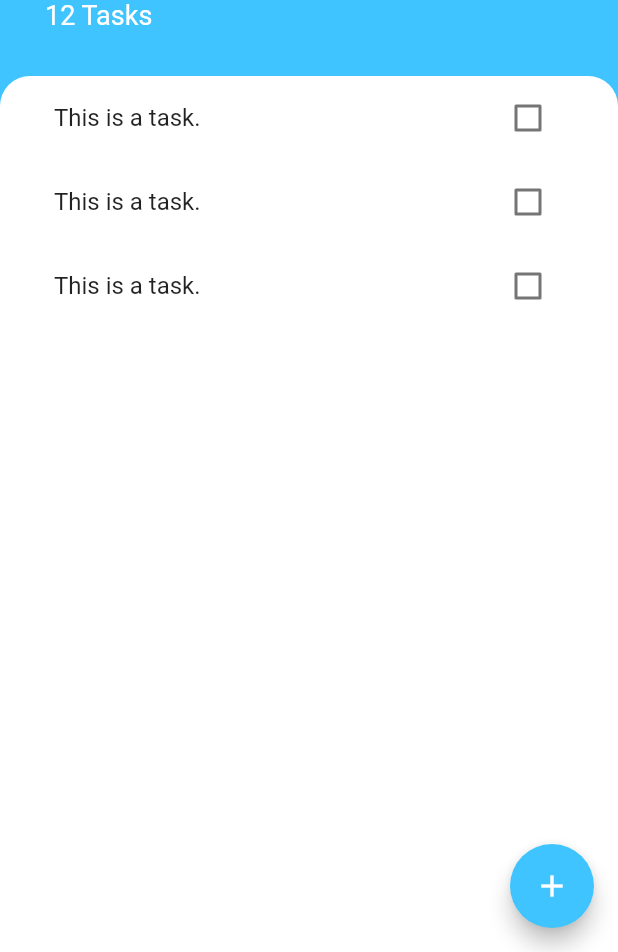
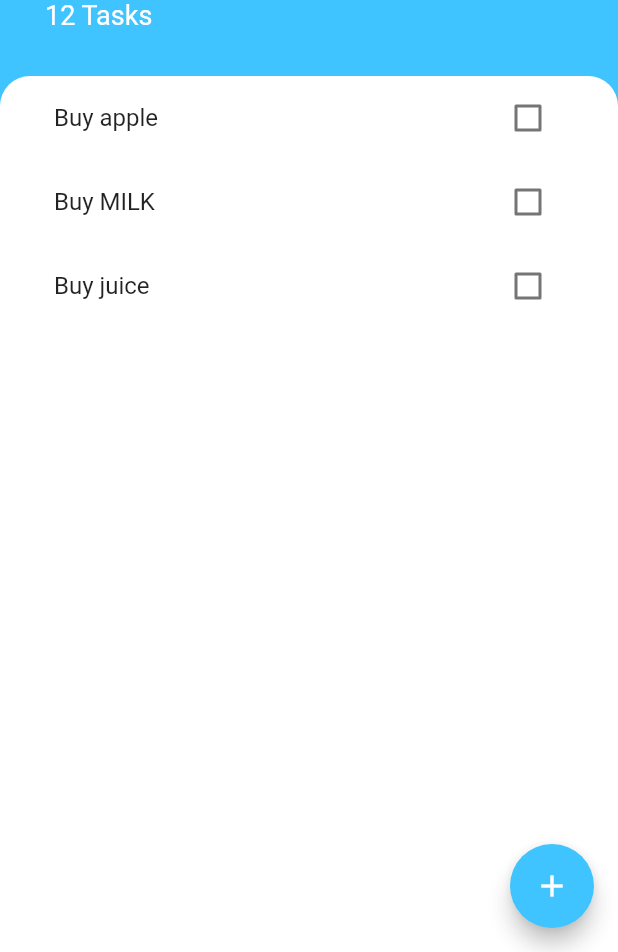
Before and after one commit to thevasugoel/todoey, a Flutter app: the screen it shows after launch, on a phone screen of 412 x 824 dp, the part 284-1236 px from its top. Run offline on Flutter 3.47's test engine with Material 2 defaults, Android fonts, the phone set to English and light mode, and no system bars.

Commit message:
Created Dynamic List and ListView builder and add the functionality using State callback

```diff
--- /dev/null
+++ b/lib/models/tasks.dart
@@ -0,0 +1,10 @@
+class Task {
+  final String title;
+  bool isDone;
+
+  Task({this.isDone = false, this.title});
+
+  void toggleDone() {
+    isDone = !isDone;
+  }
+}
--- a/lib/widgets/task_tile.dart
+++ b/lib/widgets/task_tile.dart
@@ -1,43 +1,32 @@
 import 'package:flutter/material.dart';
 
-class TaskTile extends StatefulWidget {
-  @override
-  _TaskTileState createState() => _TaskTileState();
-}
+class TaskTile extends StatelessWidget {
+  final bool checkboxState;
+  final String name;
+  final Function checkboxCallback;
+  final Function checkboxCallback2;
 
-class _TaskTileState extends State<TaskTile> {
-  bool checkboxState = false;
-
-  void checkboxCallback(newValue) {
-    setState(() {
-      checkboxState = newValue;
-    });
-  }
+  TaskTile(
+      {this.checkboxState,
+      this.name,
+      this.checkboxCallback,
+      this.checkboxCallback2});
 
   @override
   Widget build(BuildContext context) {
     return ListTile(
-      title: Text(
-        'This is a task.',
-        style: TextStyle(
-            decoration: checkboxState ? TextDecoration.lineThrough : null),
+      title: GestureDetector(
+        onTap: checkboxCallback2,
+        child: Text(
+          name,
+          style: TextStyle(
+              decoration: checkboxState ? TextDecoration.lineThrough : null),
+        ),
       ),
-      trailing: TaskCheckbox(checkboxState, checkboxCallback),
+      trailing: Checkbox(
+        value: checkboxState,
+        onChanged: checkboxCallback,
+      ),
     );
   }
 }
-
-class TaskCheckbox extends StatelessWidget {
-  final bool isChecked;
-  final Function toggleCheckboxCallback;
-
-  TaskCheckbox(this.isChecked, this.toggleCheckboxCallback);
-
-  @override
-  Widget build(BuildContext context) {
-    return Checkbox(
-      value: isChecked,
-      onChanged: toggleCheckboxCallback,
-    );
-  }
-}
--- a/lib/widgets/tasks_list.dart
+++ b/lib/widgets/tasks_list.dart
@@ -1,15 +1,38 @@
 import 'package:flutter/material.dart';
+import 'package:todoey_flutter/models/tasks.dart';
 import 'package:todoey_flutter/widgets/task_tile.dart';
 
-class TasksList extends StatelessWidget {
+class TasksList extends StatefulWidget {
+  @override
+  _TasksListState createState() => _TasksListState();
+}
+
+class _TasksListState extends State<TasksList> {
+  List<Task> tasks = [
+    Task(title: 'Buy apple'),
+    Task(title: 'Buy MILK'),
+    Task(title: 'Buy juice'),
+  ];
   @override
   Widget build(BuildContext context) {
-    return ListView(
-      children: [
-        TaskTile(),
-        TaskTile(),
-        TaskTile(),
-      ],
+    return ListView.builder(
+      itemBuilder: (context, index) {
+        return TaskTile(
+          name: tasks[index].title,
+          checkboxState: tasks[index].isDone,
+          checkboxCallback: (value) {
+            setState(() {
+              tasks[index].toggleDone();
+            });
+          },
+          checkboxCallback2: () {
+            setState(() {
+              tasks[index].toggleDone();
+            });
+          },
+        );
+      },
+      itemCount: tasks.length,
     );
   }
 }
```
